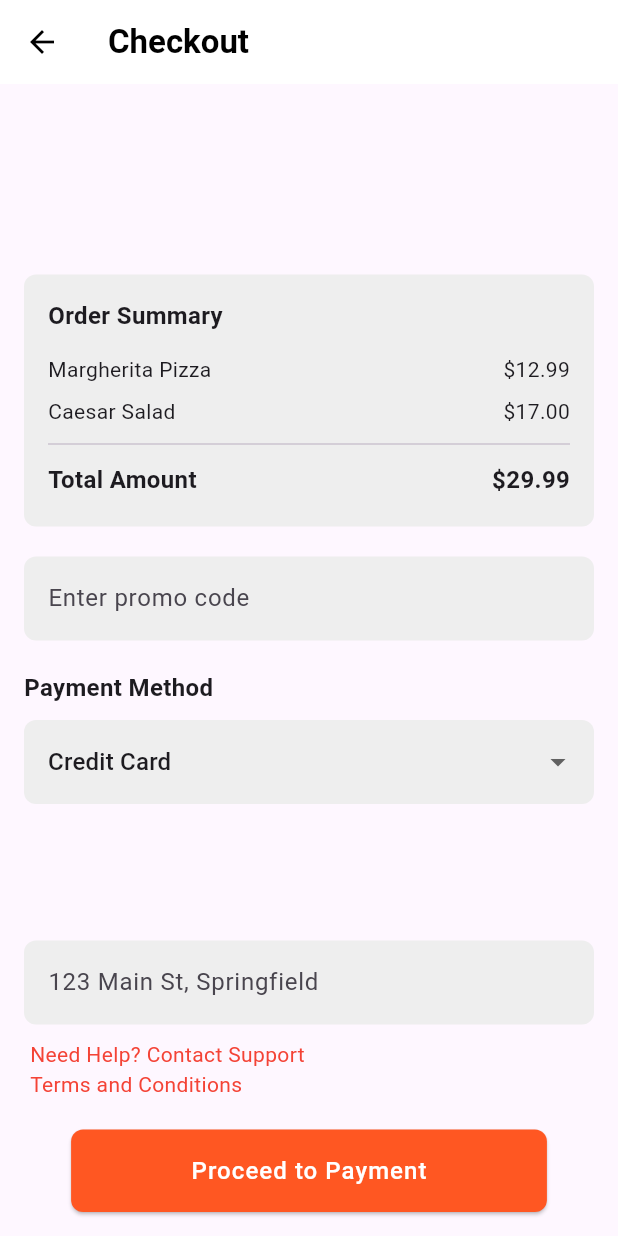
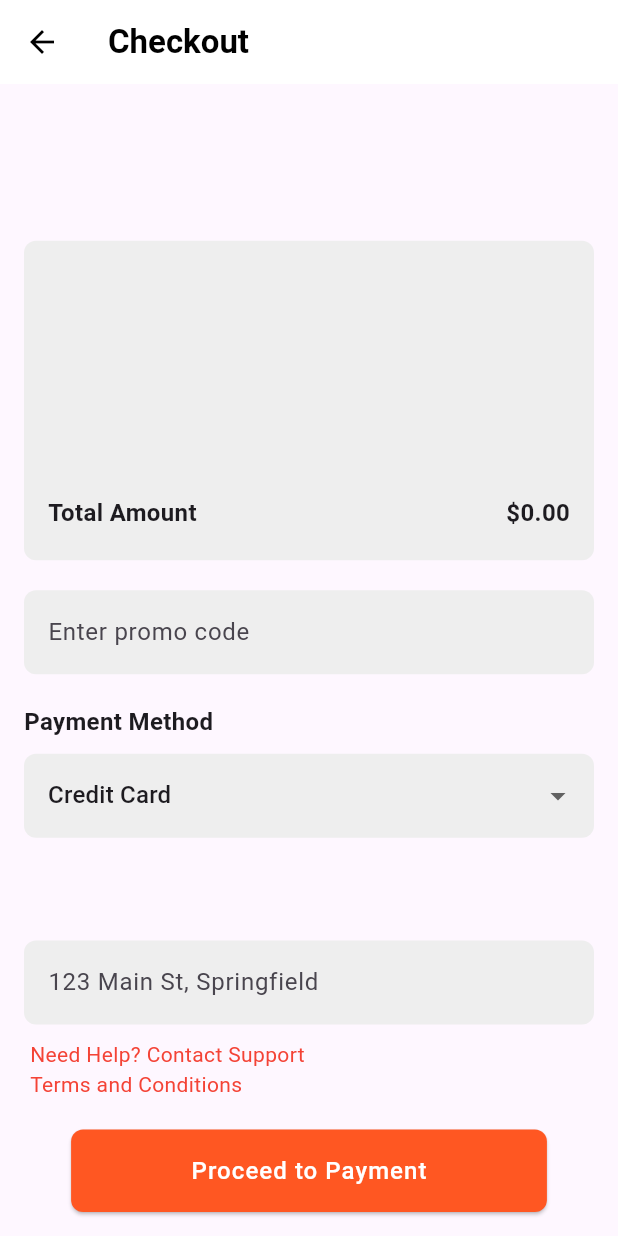
Before and after one commit to Debdaru07/munch-code-base, a Flutter app: the CartCheckout screen opened directly with empty values, on a phone screen of 412 x 824 dp. Run offline on Flutter 3.47's test engine with Material 3 defaults, Android fonts, the phone set to English and light mode, and no system bars.

Commit message:
cart checkout work.

```diff
--- a/lib/view/cart_checkout.dart
+++ b/lib/view/cart_checkout.dart
@@ -48,7 +48,7 @@ class _CartCheckoutState extends State<CartCheckout> {
               }
             )),
             const SizedBox(height: 20),
-            _buildOrderSummary(),
+            _buildOrderSummary(items,context),
             const SizedBox(height: 20),
             _buildPromoCodeInput(),
             const SizedBox(height: 20),
@@ -111,7 +111,8 @@ class _CartCheckoutState extends State<CartCheckout> {
     );
   }
 
-  Widget _buildOrderSummary() {
+  Widget _buildOrderSummary(Map<String, List<Food>> items,context) {
+    double totalAmount = 0.0;
     return Container(
       padding: const EdgeInsets.all(16),
       decoration: BoxDecoration(
@@ -121,12 +122,26 @@ class _CartCheckoutState extends State<CartCheckout> {
       child: Column(
         crossAxisAlignment: CrossAxisAlignment.start,
         children: [
-          const Text('Order Summary', style: TextStyle(fontSize: 16, fontWeight: FontWeight.bold)),
-          const SizedBox(height: 10),
-          _buildOrderSummaryItem('Margherita Pizza', 12.99),
-          _buildOrderSummaryItem('Caesar Salad', 17.00),
-          const Divider(),
-          _buildOrderSummaryItem('Total Amount', 29.99, isTotal: true),
+          SizedBox(
+            width: double.infinity,
+            height: 150,
+            child: ConstrainedBox(
+              constraints: BoxConstraints(
+                minHeight: MediaQuery.of(context).size.height * 0.15, // Minimum height
+                maxHeight: MediaQuery.of(context).size.height * 0.35, // Maximum height
+              ),
+              child: ListView.builder(
+                itemCount: items.keys.toList().length,
+                itemBuilder: (context, index) {
+                  String foodName = items.keys.toList()[index];
+                  List<Food> foods = items[foodName]!;
+                  totalAmount += double.tryParse(foods[0].price) ?? 0;
+                  return _buildOrderSummaryItem(foodName, double.tryParse(foods[0].price) ?? 0,);
+                }
+              ),
+            ),
+          ),
+          _buildOrderSummaryItem('Total Amount', totalAmount, isTotal: true),
         ],
       ),
     );
```
